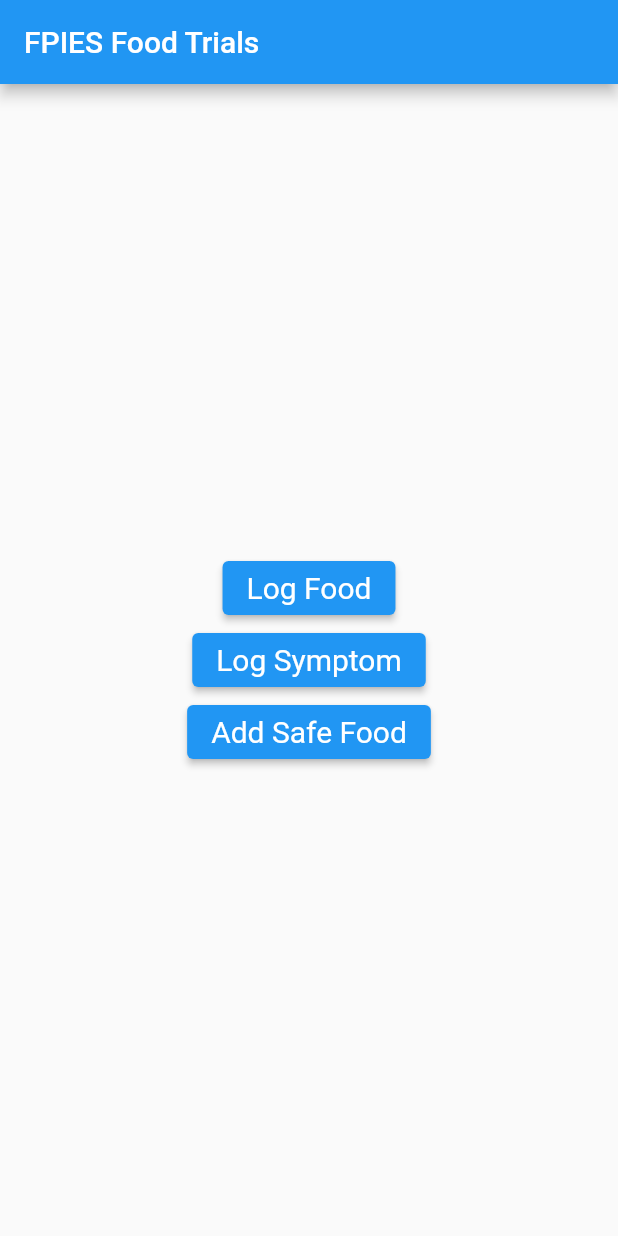
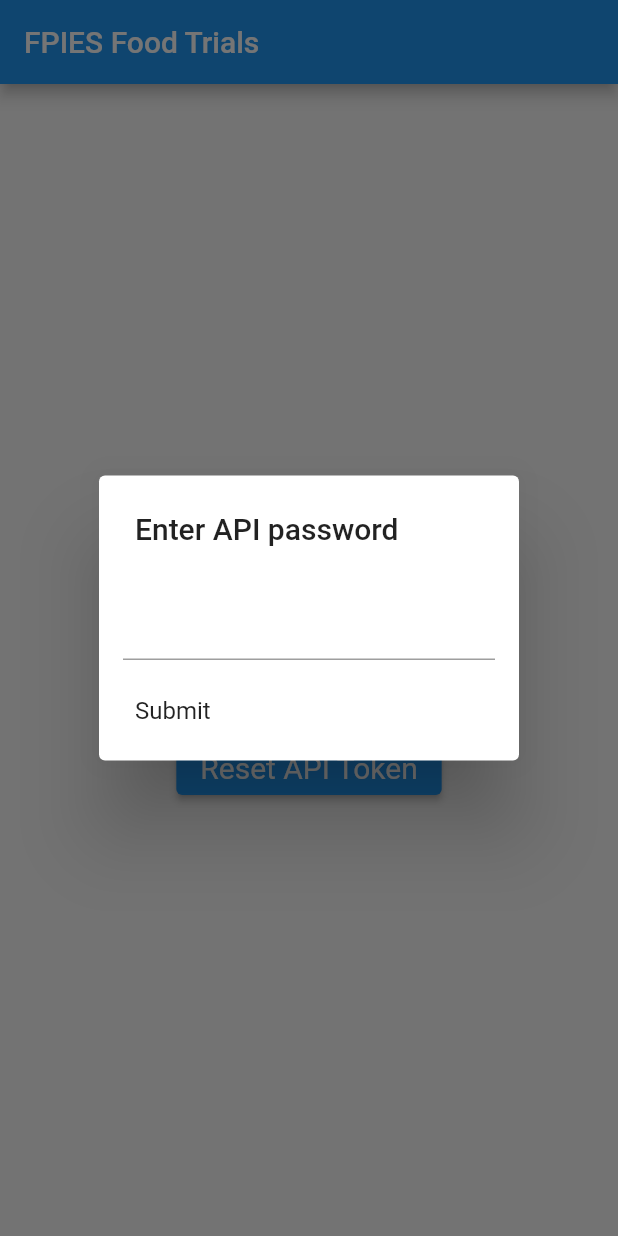
Before and after one commit to danimal-dan/fuppies-food-trials, a Flutter app: the screen it shows after launch, on a phone screen of 412 x 824 dp. Run offline on Flutter 3.47's test engine with Material 2 defaults, Android fonts, the phone set to English and light mode, and no system bars; our stand-ins replace recase, shared_preferences.

Commit message:
Create interaction for user to enter API key on front-end

```diff
--- /dev/null
+++ b/fuppies_app/lib/http/api_auth_provider.dart
@@ -0,0 +1,31 @@
+import 'package:flutter/material.dart';
+import 'package:shared_preferences/shared_preferences.dart';
+
+class ApiAuthProvider {
+  static const String _tokenKey = 'fuppies_token';
+
+  static Future<bool> hasToken() async {
+    final prefs = await SharedPreferences.getInstance();
+
+    return prefs.containsKey(_tokenKey);
+  }
+
+  static Future<String?> getToken() async {
+    final prefs = await SharedPreferences.getInstance();
+
+    debugPrint("getting token");
+    return prefs.getString(_tokenKey);
+  }
+
+  static Future<void> setToken(String token) async {
+    final prefs = await SharedPreferences.getInstance();
+    debugPrint("setting token to $token");
+    await prefs.setString(_tokenKey, token);
+  }
+
+  static Future<void> reset() async {
+    final prefs = await SharedPreferences.getInstance();
+    debugPrint("resetting token");
+    await prefs.remove(_tokenKey);
+  }
+}
--- /dev/null
+++ b/fuppies_app/lib/http/auth_controller.dart
@@ -0,0 +1,31 @@
+import 'package:flutter/material.dart';
+import 'base_http_controller.dart';
+import 'dart:io';
+
+class AuthController {
+  AuthController._privateConstructor();
+
+  static final AuthController _instance = AuthController._privateConstructor();
+  static final BaseHttpController _http = BaseHttpController();
+
+  factory AuthController() {
+    return _instance;
+  }
+
+  Future<bool> validateAuthToken() async {
+    var client = _http.initClient();
+    try {
+      var response = await client.get(_http.uriOf('auth'));
+
+      if (response.statusCode != HttpStatus.ok) {
+        debugPrint(
+            "auth token validation failed ${response.statusCode} - ${response.body}");
+        return false;
+      }
+
+      return true;
+    } finally {
+      client.close();
+    }
+  }
+}
--- a/fuppies_app/lib/http/base_http_controller.dart
+++ b/fuppies_app/lib/http/base_http_controller.dart
@@ -1,3 +1,6 @@
+import 'package:flutter/material.dart';
+import 'dart:convert';
+import 'package:fuppies_app/http/api_auth_provider.dart';
 import 'package:http/http.dart' as http;
 
 class BaseHttpController {
@@ -16,8 +19,14 @@ class _FuppiesHttpClient extends http.BaseClient {
   _FuppiesHttpClient(this._inner);
 
   @override
-  Future<http.StreamedResponse> send(http.BaseRequest request) {
-    request.headers['Authorization'] = 'Bearer 129308asdfakdladfklja1w3e4098';
+  Future<http.StreamedResponse> send(http.BaseRequest request) async {
+    String? token = await ApiAuthProvider.getToken();
+    if (token == null) {
+      ErrorDescription("Token is empty, cannot make API request");
+    }
+
+    request.headers['Authorization'] =
+        "Basic ${base64.encode(utf8.encode('user:$token'))}";
     request.headers['Content-type'] = 'application/json';
     return _inner.send(request);
   }
--- a/fuppies_app/lib/main.dart
+++ b/fuppies_app/lib/main.dart
@@ -11,11 +11,12 @@ class MyApp extends StatelessWidget {
   @override
   Widget build(BuildContext context) {
     return MaterialApp(
+      debugShowCheckedModeBanner: false,
       title: 'FPIES Food Trials',
       theme: ThemeData(
         primarySwatch: Colors.blue,
       ),
-      home: const MyHomePage(title: 'FPIES Food Trials'),
+      home: const FuppiesHome(title: 'FPIES Food Trials'),
     );
   }
 }
--- a/fuppies_app/lib/view/home.dart
+++ b/fuppies_app/lib/view/home.dart
@@ -1,21 +1,29 @@
 import 'package:flutter/material.dart';
 import 'log_food_page.dart';
+import '/http/api_auth_provider.dart';
+import '/widget/api_auth_token_dialog.dart';
 
-class MyHomePage extends StatefulWidget {
-  const MyHomePage({Key? key, required this.title}) : super(key: key);
+class FuppiesHome extends StatefulWidget {
+  static final navKey = GlobalKey<NavigatorState>();
+
+  const FuppiesHome({Key? navKey, required this.title}) : super(key: navKey);
 
   final String title;
 
   @override
-  State<MyHomePage> createState() => _MyHomePageState();
+  State<FuppiesHome> createState() => _FuppiesHomeState();
 }
 
-class _MyHomePageState extends State<MyHomePage> {
+class _FuppiesHomeState extends State<FuppiesHome> {
   final ButtonStyle style =
       ElevatedButton.styleFrom(textStyle: const TextStyle(fontSize: 20));
 
   @override
   Widget build(BuildContext context) {
+    Future.delayed(Duration.zero, () async {
+      await _promptForApiTokenIfNotPresent(context);
+    });
+
     return Scaffold(
       appBar: AppBar(
         title: Text(widget.title),
@@ -48,9 +56,32 @@ class _MyHomePageState extends State<MyHomePage> {
               },
               child: const Text('Add Safe Food'),
             ),
+            ElevatedButton(
+              style: style,
+              onPressed: () {
+                ApiAuthProvider.reset();
+                _promptForApiTokenIfNotPresent(context, force: true);
+              },
+              child: const Text('Reset API Token'),
+            ),
           ],
         ),
       ),
     );
   }
+
+  Future<void> _promptForApiTokenIfNotPresent(BuildContext context,
+      {bool force = false}) async {
+    if (!force && await ApiAuthProvider.hasToken()) {
+      debugPrint("does have token");
+      return;
+    }
+
+    return await showDialog<void>(
+        context: context,
+        barrierDismissible: false,
+        builder: (BuildContext context) {
+          return const ApiAuthTokenDialog();
+        });
+  }
 }
--- /dev/null
+++ b/fuppies_app/lib/widget/api_auth_token_dialog.dart
@@ -0,0 +1,78 @@
+import 'package:flutter/material.dart';
+import '/http/api_auth_provider.dart';
+import '/http/auth_controller.dart';
+
+class ApiAuthTokenDialog extends StatefulWidget {
+  const ApiAuthTokenDialog({Key? key}) : super(key: key);
+
+  @override
+  State<ApiAuthTokenDialog> createState() => _ApiAuthTokenDialogState();
+}
+
+class _ApiAuthTokenDialogState extends State<ApiAuthTokenDialog> {
+  String apiKeyValue = "";
+  bool? tokenIsValid;
+  final _formKey = GlobalKey<FormState>();
+
+  @override
+  Widget build(BuildContext context) {
+    return SimpleDialog(
+      title: const Text('Enter API password'),
+      children: <Widget>[
+        Container(
+            padding:
+                const EdgeInsets.symmetric(vertical: 16.0, horizontal: 16.0),
+            child: Form(
+                key: _formKey,
+                child: TextFormField(
+                  validator: (value) {
+                    if (value == null || value.isEmpty) {
+                      return 'Please enter an API key';
+                    }
+
+                    if (tokenIsValid == false) {
+                      return 'Token is not valid';
+                    }
+
+                    return null;
+                  },
+                  onChanged: (String? value) {
+                    setState(() {
+                      apiKeyValue = value ?? "";
+                    });
+
+                    _formKey.currentState?.validate();
+                  },
+                ))),
+        SimpleDialogOption(
+          onPressed: () async {
+            await ApiAuthProvider.setToken(apiKeyValue);
+            final valid = await AuthController().validateAuthToken();
+
+            if (!valid) {
+              await ApiAuthProvider.reset();
+            }
+
+            setState(() {
+              tokenIsValid = valid;
+            });
+            _formKey.currentState?.validate();
+
+            if (!mounted || !valid) {
+              return;
+            }
+
+            ScaffoldMessenger.of(context).showSnackBar(
+              SnackBar(
+                  backgroundColor: Colors.green.shade800,
+                  content: const Text('Token is valid!')),
+            );
+
+            Navigator.pop(context);
+          },
+          child: const Text('Submit'),
+        ),
+      ],
+    );
+  }
+}
--- a/fuppies_app/pubspec.yaml
+++ b/fuppies_app/pubspec.yaml
@@ -37,6 +37,7 @@ dependencies:
   cupertino_icons: ^1.0.2
   recase: ^4.0.0
   http: ^0.13.5
+  shared_preferences: ^2.0.15
 
 dev_dependencies:
   flutter_test:
```
Also changed, not shown: fuppies_app/pubspec.lock, 11 other files.
